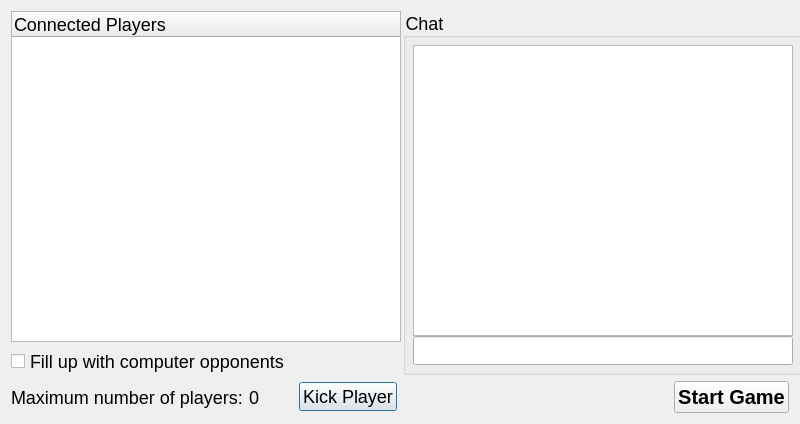
Qt form src/gui/qt/gui_800x480/startnetworkgamedialog_800x480.ui (pokerth/pokerth) before a commit.
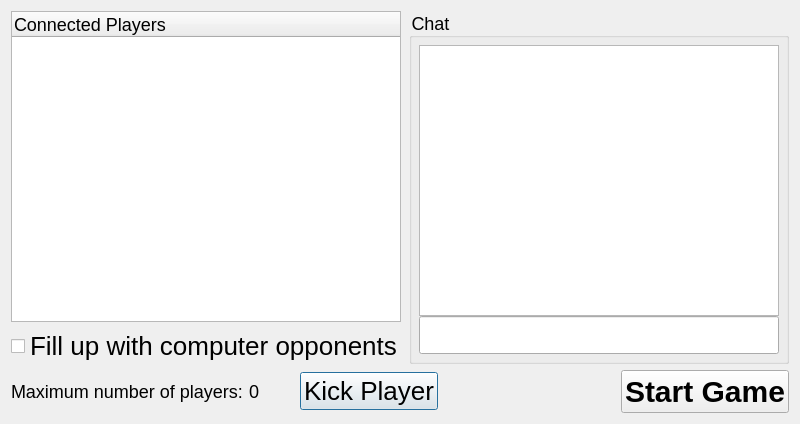
The same form after that commit.

Commit message: Next steps for android gui changes

Patch:
```diff
--- a/src/gui/qt/gui_800x480/startnetworkgamedialog_800x480.ui
+++ b/src/gui/qt/gui_800x480/startnetworkgamedialog_800x480.ui
@@ -10,13 +10,13 @@
     <height>424</height>
    </rect>
   </property>
-  <property name="minimumSize">
-   <size>
-    <width>800</width>
-    <height>424</height>
-   </size>
+  <property name="sizePolicy">
+   <sizepolicy hsizetype="MinimumExpanding" vsizetype="MinimumExpanding">
+    <horstretch>0</horstretch>
+    <verstretch>0</verstretch>
+   </sizepolicy>
   </property>
-  <property name="maximumSize">
+  <property name="minimumSize">
    <size>
     <width>800</width>
     <height>424</height>
@@ -28,15 +28,13 @@
   <property name="styleSheet">
    <string notr="true">QObject {font: 18px}</string>
   </property>
-  <layout class="QGridLayout">
+  <layout class="QGridLayout" name="gridLayout">
    <item row="0" column="0">
+    <layout class="QHBoxLayout" name="horizontalLayout">
+     <item>
+      <layout class="QVBoxLayout" name="verticalLayout">
+       <item>
     <widget class="QTreeWidget" name="treeWidget">
-     <property name="minimumSize">
-      <size>
-       <width>390</width>
-       <height>0</height>
-      </size>
-     </property>
      <property name="maximumSize">
       <size>
        <width>390</width>
@@ -50,23 +48,61 @@
      </column>
     </widget>
    </item>
-   <item row="1" column="0">
+       <item>
     <widget class="QCheckBox" name="checkBox_fillUpWithComputerOpponents">
+         <property name="styleSheet">
+          <string notr="true">QObject {font: 26px}</string>
+         </property>
      <property name="text">
       <string>Fill up with computer opponents</string>
      </property>
     </widget>
    </item>
-   <item row="2" column="0">
-    <layout class="QHBoxLayout">
-     <property name="spacing">
-      <number>6</number>
-     </property>
+      </layout>
+     </item>
+     <item>
+      <widget class="QGroupBox" name="groupBox">
+       <property name="maximumSize">
+        <size>
+         <width>400</width>
+         <height>16777215</height>
+        </size>
+       </property>
+       <property name="title">
+        <string>Chat</string>
+       </property>
+       <layout class="QGridLayout">
      <property name="margin">
+         <number>7</number>
+        </property>
+        <property name="spacing">
       <number>0</number>
      </property>
+        <item row="0" column="0">
+         <widget class="QTextBrowser" name="textBrowser_ChatDisplay"/>
+        </item>
+        <item row="1" column="0">
+         <widget class="QLineEdit" name="lineEdit_ChatInput">
+          <property name="styleSheet">
+           <string notr="true">QObject {font: 26px}</string>
+          </property>
+          <property name="inputMethodHints">
+           <set>Qt::ImhNoPredictiveText</set>
+          </property>
+         </widget>
+        </item>
+       </layout>
+      </widget>
+     </item>
+    </layout>
+   </item>
+   <item row="1" column="0">
+    <layout class="QHBoxLayout" name="horizontalLayout_2">
      <item>
       <widget class="QLabel" name="label">
+       <property name="styleSheet">
+        <string notr="true">QObject {font: 18px}</string>
+       </property>
        <property name="text">
         <string>Maximum number of players:</string>
        </property>
@@ -74,6 +110,9 @@
      </item>
      <item>
       <widget class="QLabel" name="label_maxPlayerNumber">
+       <property name="styleSheet">
+        <string notr="true">QObject {font: 18px}</string>
+       </property>
        <property name="text">
         <string>0</string>
        </property>
@@ -94,21 +133,14 @@
      </item>
      <item>
       <widget class="QPushButton" name="pushButton_Kick">
+       <property name="styleSheet">
+        <string notr="true">QObject {font: 26px}</string>
+       </property>
        <property name="text">
         <string>Kick Player</string>
        </property>
       </widget>
      </item>
-    </layout>
-   </item>
-   <item row="2" column="1">
-    <layout class="QHBoxLayout">
-     <property name="spacing">
-      <number>6</number>
-     </property>
-     <property name="margin">
-      <number>0</number>
-     </property>
      <item>
       <spacer>
        <property name="orientation">
@@ -125,7 +157,7 @@
      <item>
       <widget class="QPushButton" name="pushButton_startGame">
        <property name="styleSheet">
-        <string notr="true">QObject {font: bold 20px}</string>
+        <string notr="true">QObject {font: bold 30px}</string>
        </property>
        <property name="text">
         <string>Start Game</string>
@@ -134,43 +166,6 @@
      </item>
     </layout>
    </item>
-   <item row="0" column="1" rowspan="2">
-    <widget class="QGroupBox" name="groupBox">
-     <property name="minimumSize">
-      <size>
-       <width>400</width>
-       <height>0</height>
-      </size>
-     </property>
-     <property name="maximumSize">
-      <size>
-       <width>400</width>
-       <height>16777215</height>
-      </size>
-     </property>
-     <property name="title">
-      <string>Chat</string>
-     </property>
-     <layout class="QGridLayout">
-      <property name="margin">
-       <number>7</number>
-      </property>
-      <property name="spacing">
-       <number>0</number>
-      </property>
-      <item row="0" column="0">
-       <widget class="QTextBrowser" name="textBrowser_ChatDisplay">
-        <property name="styleSheet">
-         <string notr="true">QObject {color: rgb(255, 255, 255);}</string>
-        </property>
-       </widget>
-      </item>
-      <item row="1" column="0">
-       <widget class="QLineEdit" name="lineEdit_ChatInput"/>
-      </item>
-     </layout>
-    </widget>
-   </item>
   </layout>
  </widget>
  <tabstops>
```
Lines whose indentation alone changed are shown as unchanged. The commit also changes 6 other files.
